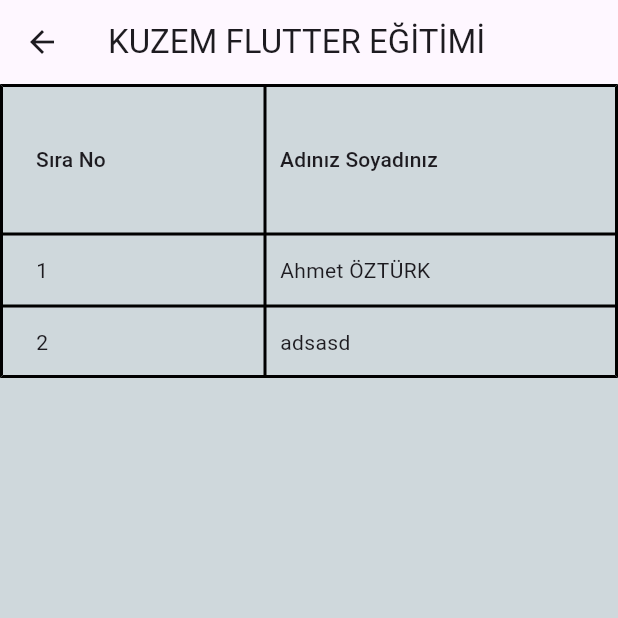
After one commit to hafizecim/Flutter-Beginners-Guide, a Flutter app: the Lesson26 screen opened directly, on a phone screen of 412 x 824 dp, the top half of it. The commit adds this screen. Run offline on Flutter 3.47's test engine with Material 3 defaults, Android fonts, the phone set to English and light mode, and no system bars.

Commit message:
Lesson26

```diff
--- /dev/null
+++ b/lib/dersler/lesson26.dart
@@ -0,0 +1,71 @@
+import 'package:flutter/material.dart';
+
+class Lesson26 extends StatelessWidget {
+  final String baslik = 'KUZEM FLUTTER EĞİTİMİ';
+  const Lesson26({super.key});
+
+  @override
+  Widget build(BuildContext context) {
+    List<String> AdSoyad = <String>["Ahmet ÖZTÜRK", "Ali AKAY", "Mehmet CAN"];
+    double genislik = MediaQuery.of(context).size.width;
+    double yukseklik = MediaQuery.of(context).size.height;
+    String deneme = "Ahmet";
+    double sayi1 = 3;
+    String sayi2 = "3";
+    String sayi3 = '3';
+
+    /*return Scaffold(
+      appBar: AppBar(title: Text(baslik)),
+      body: Container(
+        width: genislik,
+        height: yukseklik,
+        color: Colors.blueGrey[100],
+        child: DataTable(
+          columns: const [
+            DataColumn(label: Text("SIRA NO")),
+            DataColumn(label: Text("ADI SOYADI")),
+          ],
+          rows: List.generate(
+            AdSoyad.length,
+            (index) => DataRow(
+              cells: [
+                DataCell(Text("${index + 1}")),
+                DataCell(Text(AdSoyad[index])),
+              ],
+            ),
+          ),
+        ),
+      ),
+    );*/
+    return Scaffold(
+      appBar: AppBar(title: Text(baslik)),
+      body: Container(
+        width: genislik,
+        height: yukseklik,
+        color: Colors.blueGrey[100],
+        child: DataTable(
+
+          columnSpacing: 20,
+          headingRowHeight: 100,
+          border: TableBorder.all(
+            width: 2,
+            style: BorderStyle.solid,
+            color: Colors.black,
+          ),
+          columns: [
+
+
+            DataColumn(label: Text("Sıra No")),
+            DataColumn(label: Text("Adınız Soyadınız")),
+          ],
+          rows: [
+            DataRow(
+              cells: [DataCell(Text("1")), DataCell(Text("Ahmet ÖZTÜRK"))],
+            ),
+            DataRow(cells: [DataCell(Text("2")), DataCell(Text("adsasd"))]),
+          ],
+        ),
+      ),
+    );
+  }
+}
```
Also changed, not shown: lib/data/lesson_data.dart (+8 -0 lines), lib/summary/lesson26_summary.dart (added, +23 -0 lines).
